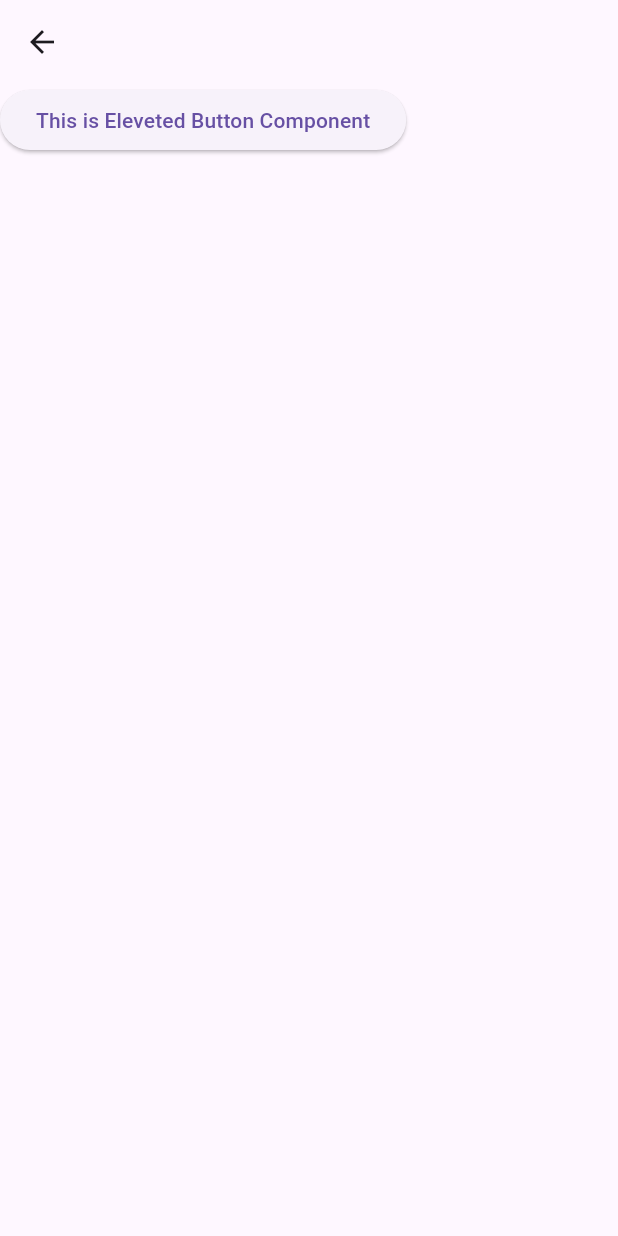
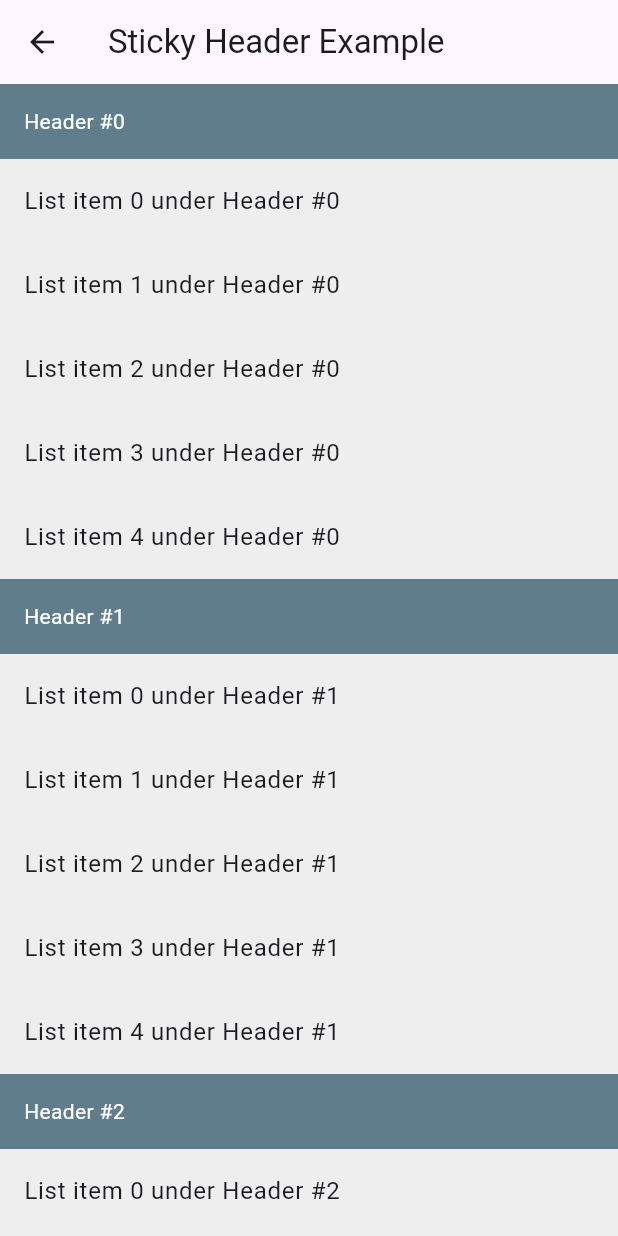
Before and after one commit to moritejas/flutter_widgets, a Flutter app: the SticktHeaderComponent screen opened directly, on a phone screen of 412 x 824 dp. Run offline on Flutter 3.47's test engine with Material 3 defaults, Android fonts, the phone set to English and light mode, and no system bars; drawn by our look-alikes of sticky_headers; our stand-ins replace audioplayers, badges, barcode_widget, cached_network_image, carousel_slider, expandable and 13 more; missing offline and left inert: pdfx, swipeable_card_stack.

Commit message:
Sticky Header

```diff
--- a/lib/Componant/sticky_header.dart
+++ b/lib/Componant/sticky_header.dart
@@ -1,4 +1,5 @@
 import 'package:flutter/material.dart';
+import 'package:sticky_headers/sticky_headers/widget.dart';
 
 class SticktHeaderComponent extends StatelessWidget {
   const SticktHeaderComponent({super.key});
@@ -7,9 +8,38 @@ class SticktHeaderComponent extends StatelessWidget {
   Widget build(BuildContext context) {
     return Scaffold(
       appBar: AppBar(
+        title: const Text('Sticky Header Example'),
       ),
-      body: ElevatedButton(onPressed: (){},
-          child: const Text("This is Eleveted Button Component"))
+      body: ListView.builder(
+        itemCount: 10,
+        itemBuilder: (context, index) {
+          return StickyHeader(
+            header: Container(
+              height: 50.0,
+              color: Colors.blueGrey,
+              padding: const EdgeInsets.symmetric(horizontal: 16.0),
+              alignment: Alignment.centerLeft,
+              child: Text(
+                'Header #$index',
+                style: const TextStyle(color: Colors.white),
+              ),
+            ),
+            content: Container(
+              color: Colors.grey[200],
+              child: ListView.builder(
+                physics: const NeverScrollableScrollPhysics(),
+                shrinkWrap: true,
+                itemCount: 5,
+                itemBuilder: (context, i) {
+                  return ListTile(
+                    title: Text('List item $i under Header #$index'),
+                  );
+                },
+              ),
+            ),
+          );
+        },
+      ),
     );
   }
 }
```
Also changed, not shown: lib/Componant/cradit_card_form.dart (+9 -9 lines), lib/Componant/plash_picker.dart (+53 -53 lines), lib/Componant/web_view.dart (+54 -54 lines), lib/Homepage/homepage.dart (+2 -5 lines), pubspec.yaml (+5 -2 lines), pubspec.lock, 1 other file.
